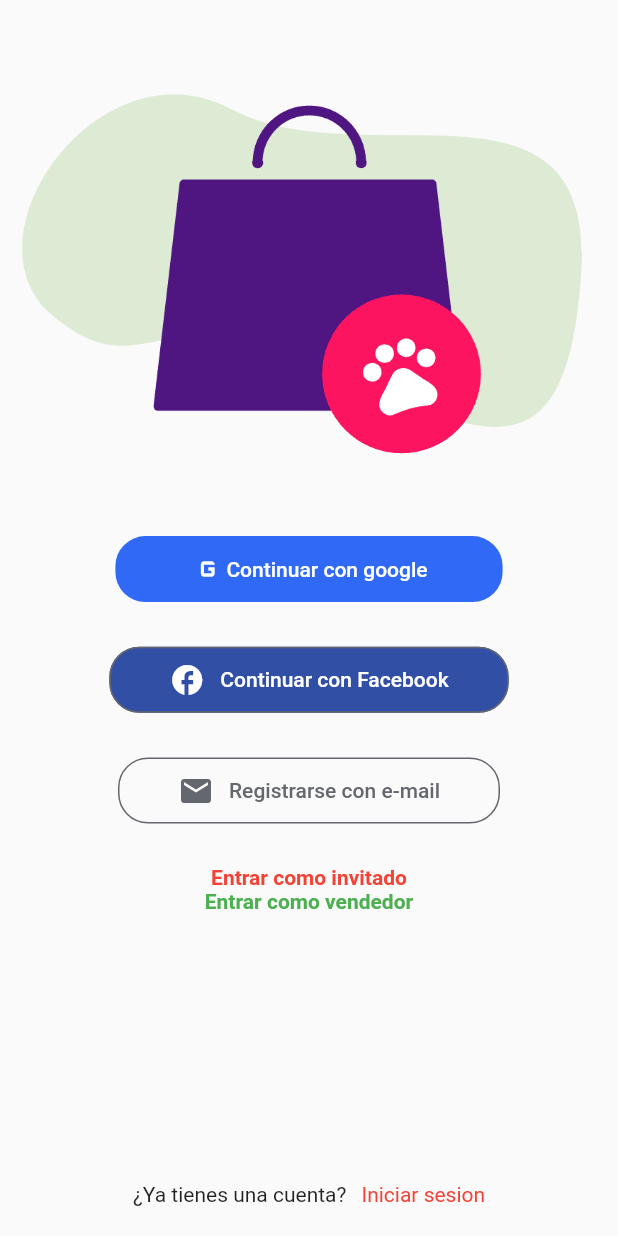
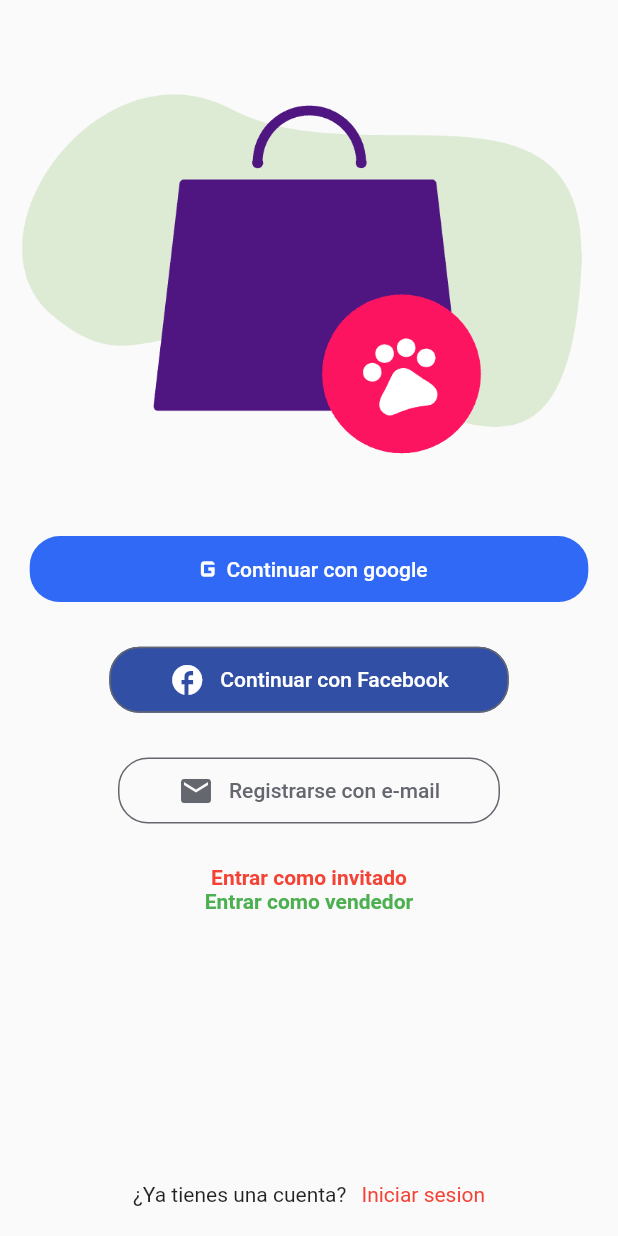
Before and after one commit to ozel-byte/Proyecto-Desarrollo-Movil, a Flutter app: the screen it shows after launch, on a phone screen of 412 x 824 dp. Run offline on Flutter 3.47's test engine with Material 2 defaults, Android fonts, the phone set to English and light mode, and no system bars.

Commit message:
PDM-004 update ui

```diff
--- a/lib/src/pages/login.dart
+++ b/lib/src/pages/login.dart
@@ -36,8 +36,8 @@ class Login extends StatelessWidget {
               TextButton(
                   onPressed: () {},
                   style: ButtonStyle(
-                      padding: MaterialStateProperty.all(
-                          EdgeInsets.symmetric(horizontal: 50, vertical: 10)),
+                      padding: MaterialStateProperty.all(EdgeInsets.symmetric(
+                          horizontal: size.height * 0.13, vertical: 10)),
                       shape: MaterialStateProperty.all(RoundedRectangleBorder(
                           borderRadius: BorderRadius.circular(20))),
                       backgroundColor:
```
